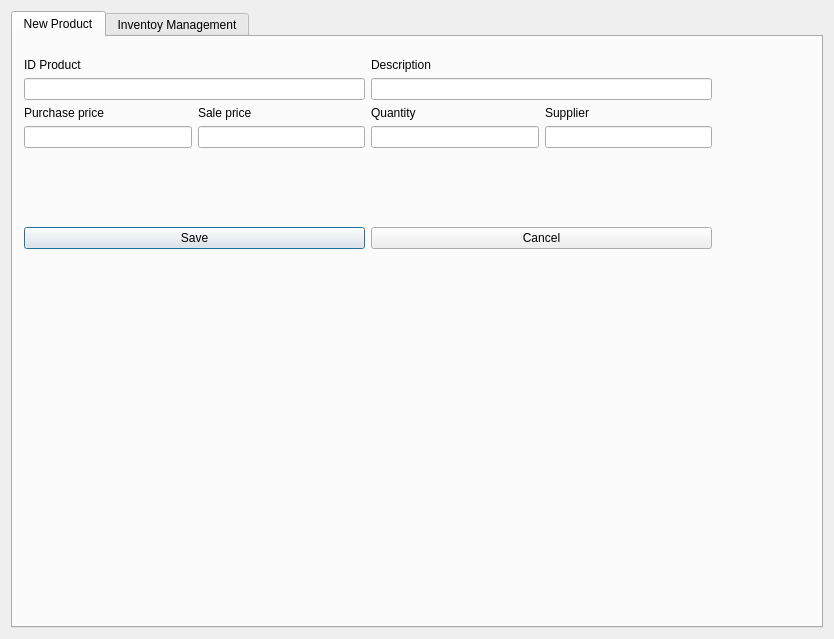
Qt form inventorymanagementwindow.ui (ThiagoServulo/InventoryAndSalesManagement) before a commit.
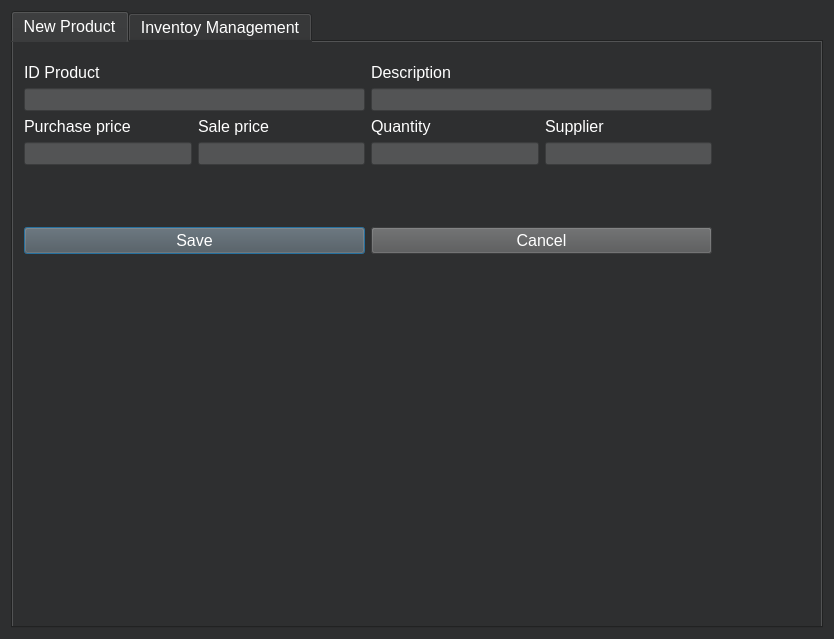
The same form after that commit. The open tabs and pages were chosen to show the change.

Commit message: Remove id field when update a product information

Patch:
```diff
--- a/inventorymanagementwindow.ui
+++ b/inventorymanagementwindow.ui
@@ -13,9 +13,19 @@
   <property name="windowTitle">
    <string>Dialog</string>
   </property>
+  <property name="styleSheet">
+   <string notr="true">background:#2E2F30;
+color: #FFFFFF;
+</string>
+  </property>
   <layout class="QGridLayout" name="gridLayout_2">
    <item row="0" column="0">
     <widget class="QTabWidget" name="tabWidget">
+     <property name="font">
+      <font>
+       <pointsize>12</pointsize>
+      </font>
+     </property>
      <property name="currentIndex">
       <number>1</number>
      </property>
@@ -39,23 +49,53 @@
            <layout class="QVBoxLayout" name="verticalLayout_2">
             <item>
              <widget class="QLabel" name="label_newProduct_id">
+              <property name="font">
+               <font>
+                <pointsize>12</pointsize>
+               </font>
+              </property>
               <property name="text">
                <string>ID Product</string>
               </property>
              </widget>
             </item>
             <item>
-             <widget class="QLineEdit" name="lineEdit_newProduct_id"/>
+             <widget class="QLineEdit" name="lineEdit_newProduct_id">
+              <property name="font">
+               <font>
+                <pointsize>10</pointsize>
+               </font>
+              </property>
+              <property name="styleSheet">
+               <string notr="true">background:#535455;
+color: #FFFFFF;</string>
+              </property>
+             </widget>
             </item>
            </layout>
           </item>
           <item>
            <layout class="QFormLayout" name="formLayout">
             <item row="1" column="0" colspan="2">
-             <widget class="QLineEdit" name="lineEdit_newProduct_description"/>
+             <widget class="QLineEdit" name="lineEdit_newProduct_description">
+              <property name="font">
+               <font>
+                <pointsize>10</pointsize>
+               </font>
+              </property>
+              <property name="styleSheet">
+               <string notr="true">background:#535455;
+color: #FFFFFF;</string>
+              </property>
+             </widget>
             </item>
             <item row="0" column="0" colspan="2">
              <widget class="QLabel" name="label_newProduct_description">
+              <property name="font">
+               <font>
+                <pointsize>12</pointsize>
+               </font>
+              </property>
               <property name="text">
                <string>Description</string>
               </property>
@@ -73,13 +113,28 @@
              <layout class="QVBoxLayout" name="verticalLayout_3">
               <item>
                <widget class="QLabel" name="label_newProduct_purchasePrice">
+                <property name="font">
+                 <font>
+                  <pointsize>12</pointsize>
+                 </font>
+                </property>
                 <property name="text">
                  <string>Purchase price</string>
                 </property>
                </widget>
               </item>
               <item>
-               <widget class="QLineEdit" name="lineEdit_newProduct_purchasePrice"/>
+               <widget class="QLineEdit" name="lineEdit_newProduct_purchasePrice">
+                <property name="font">
+                 <font>
+                  <pointsize>10</pointsize>
+                 </font>
+                </property>
+                <property name="styleSheet">
+                 <string notr="true">background:#535455;
+color: #FFFFFF;</string>
+                </property>
+               </widget>
               </item>
              </layout>
             </item>
@@ -87,13 +142,28 @@
              <layout class="QVBoxLayout" name="verticalLayout_4">
               <item>
                <widget class="QLabel" name="label_newProduct_salePrice">
+                <property name="font">
+                 <font>
+                  <pointsize>12</pointsize>
+                 </font>
+                </property>
                 <property name="text">
                  <string>Sale price</string>
                 </property>
                </widget>
               </item>
               <item>
-               <widget class="QLineEdit" name="lineEdit_newProduct_salePrice"/>
+               <widget class="QLineEdit" name="lineEdit_newProduct_salePrice">
+                <property name="font">
+                 <font>
+                  <pointsize>10</pointsize>
+                 </font>
+                </property>
+                <property name="styleSheet">
+                 <string notr="true">background:#535455;
+color: #FFFFFF;</string>
+                </property>
+               </widget>
               </item>
              </layout>
             </item>
@@ -105,13 +175,28 @@
              <layout class="QVBoxLayout" name="verticalLayout">
               <item>
                <widget class="QLabel" name="label_newProduct_quantity">
+                <property name="font">
+                 <font>
+                  <pointsize>12</pointsize>
+                 </font>
+                </property>
                 <property name="text">
                  <string>Quantity</string>
                 </property>
                </widget>
               </item>
               <item>
-               <widget class="QLineEdit" name="lineEdit_newProduct_quantity"/>
+               <widget class="QLineEdit" name="lineEdit_newProduct_quantity">
+                <property name="font">
+                 <font>
+                  <pointsize>10</pointsize>
+                 </font>
+                </property>
+                <property name="styleSheet">
+                 <string notr="true">background:#535455;
+color: #FFFFFF;</string>
+                </property>
+               </widget>
               </item>
              </layout>
             </item>
@@ -119,13 +204,28 @@
              <layout class="QVBoxLayout" name="verticalLayout_5">
               <item>
                <widget class="QLabel" name="label_newProduct_supplier">
+                <property name="font">
+                 <font>
+                  <pointsize>12</pointsize>
+                 </font>
+                </property>
                 <property name="text">
                  <string>Supplier</string>
                 </property>
                </widget>
               </item>
               <item>
-               <widget class="QLineEdit" name="lineEdit_newProduct_supplier"/>
+               <widget class="QLineEdit" name="lineEdit_newProduct_supplier">
+                <property name="font">
+                 <font>
+                  <pointsize>10</pointsize>
+                 </font>
+                </property>
+                <property name="styleSheet">
+                 <string notr="true">background:#535455;
+color: #FFFFFF;</string>
+                </property>
+               </widget>
               </item>
              </layout>
             </item>
@@ -150,6 +250,15 @@
          <layout class="QHBoxLayout" name="horizontalLayout_3">
           <item>
            <widget class="QPushButton" name="pushButton_newProduct_save">
+            <property name="font">
+             <font>
+              <pointsize>12</pointsize>
+             </font>
+            </property>
+            <property name="styleSheet">
+             <string notr="true">background:#535455;
+color: #FFFFFF;</string>
+            </property>
             <property name="text">
              <string>Save</string>
             </property>
@@ -157,6 +266,15 @@
           </item>
           <item>
            <widget class="QPushButton" name="pushButton_newProduct_cancel">
+            <property name="font">
+             <font>
+              <pointsize>12</pointsize>
+             </font>
+            </property>
+            <property name="styleSheet">
+             <string notr="true">background:#535455;
+color: #FFFFFF;</string>
+            </property>
             <property name="text">
              <string>Cancel</string>
             </property>
```
Left out of the diff: 16 changed lines with no effect on the pictures. The commit also changes 1 other file.
